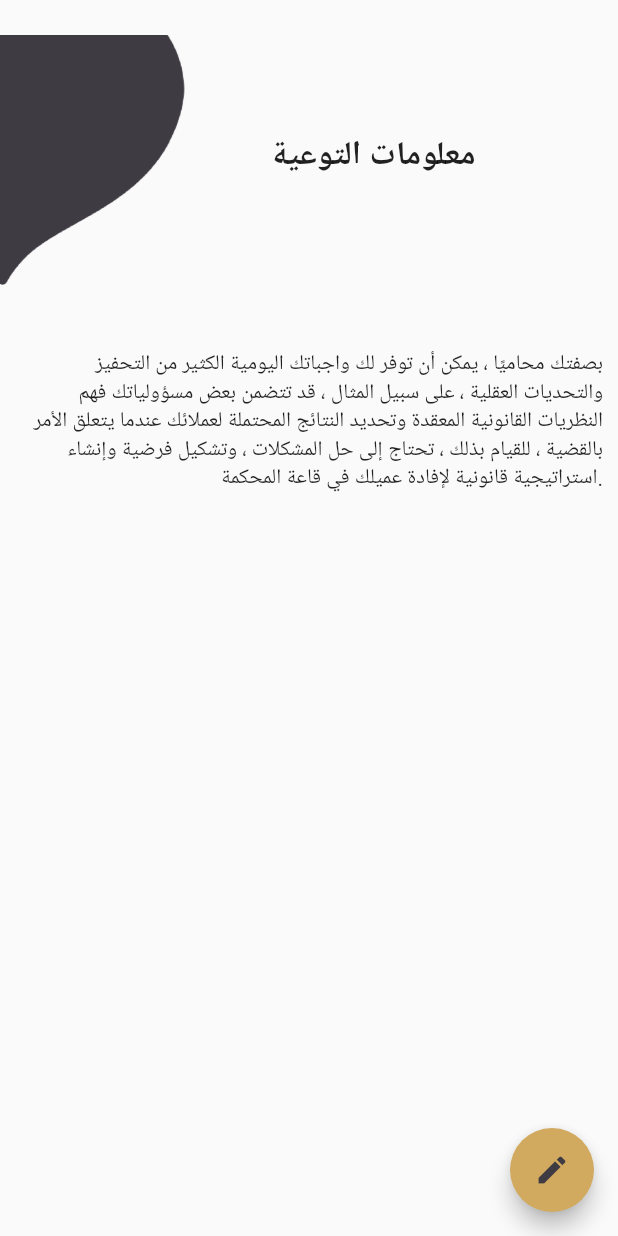
After one commit to EbrahimMShaaban/rights_project, a Flutter app: the AwarenessInfoScreen screen opened directly, after a tap on the "edit" icon, on a phone screen of 412 x 824 dp. The commit adds this screen. Run offline on Flutter 3.47's test engine with Material 2 defaults, Android fonts, the phone set to English and light mode, and no system bars.

Commit message:
اضافه معلومات التوعيه واداره الاماكن

```diff
--- /dev/null
+++ b/lib/admin_sceen/awareness_information.dart
@@ -0,0 +1,121 @@
+import 'package:flutter/material.dart';
+
+class AwarenessInfoScreen extends StatefulWidget {
+  const AwarenessInfoScreen({Key? key}) : super(key: key);
+
+  @override
+  State<AwarenessInfoScreen> createState() => _AwarenessInfoScreenState();
+}
+
+class _AwarenessInfoScreenState extends State<AwarenessInfoScreen> {
+  var formKey = GlobalKey<FormState>();
+  final TextEditingController infoEditControl = TextEditingController();
+  @override
+  Widget build(BuildContext context) {
+    return Scaffold(
+      floatingActionButton: buildFloatingActionButton(context),
+      body: Column(
+        children: [
+          const SizedBox(
+            height: 23,
+          ),
+          Row(
+            children: [
+              const Image(
+                image: AssetImage('images/curve.png'),
+                height: 180,
+              ),
+              Column(
+                children: const [
+                  Text(
+                    'معلومات التوعية',
+                    style: TextStyle(
+                      fontSize: 22,
+                      fontWeight: FontWeight.bold,
+                    ),
+                  ),
+                  Divider(
+                    height: 20,
+                    thickness: 1,
+                    endIndent: 2,
+                    color: Colors.deepOrange,
+                  ),
+                ],
+              ),
+            ],
+          ),
+          const SizedBox(
+            height: 20,
+          ),
+          const Padding(
+            padding: EdgeInsets.all(10.0),
+            child: Text(
+              'بصفتك محاميًا ، يمكن أن توفر لك واجباتك اليومية الكثير من التحفيز والتحديات العقلية ، على سبيل المثال ، قد تتضمن بعض مسؤولياتك فهم النظريات القانونية المعقدة وتحديد النتائج المحتملة لعملائك عندما يتعلق الأمر بالقضية ، للقيام بذلك ، تحتاج إلى حل المشكلات ، وتشكيل فرضية وإنشاء استراتيجية قانونية لإفادة عميلك في قاعة المحكمة.',
+              textAlign: TextAlign.end,
+            ),
+          ),
+        ],
+      ),
+    );
+  }
+
+  FloatingActionButton buildFloatingActionButton(BuildContext context) {
+    return FloatingActionButton(
+      onPressed: () {
+        showModalBottomSheet(
+          context: context,
+          builder: (BuildContext context) {
+            return Container(
+              height: 400,
+              child: Center(
+                child: Column(
+                  crossAxisAlignment: CrossAxisAlignment.center,
+                  children: <Widget>[
+                   const SizedBox(height: 5,),
+                    const Text('Enter Your Text here',style: TextStyle(
+                      fontWeight: FontWeight.bold
+                    ),),
+                   const SizedBox(height: 5,),
+                    TextFormField(
+                      controller:infoEditControl ,
+                      maxLines: 14,
+                      decoration:const  InputDecoration(
+                        border: OutlineInputBorder(),
+                      ),
+                    ),
+                    const SizedBox(height: 15,),
+                    Container(
+                      width: 70,
+                      height: 50.0,
+                      child: MaterialButton(
+                        onPressed: (){},
+                        child:const Text(
+                          'Save',
+                          style: TextStyle(
+                            color: Color(0xff3f3b43),
+                          ),
+                        ),
+                      ),
+                      decoration: BoxDecoration(
+                        borderRadius: BorderRadius.circular(
+                          5,
+                        ),
+                        color: const Color(0xffd1aa5f),
+                      ),
+                    ),
+
+                  ],
+                ),
+              ),
+            );
+          },
+        );
+      },
+      child: const Icon(
+        Icons.edit,
+        color: Color(0xff3f3b43),
+      ),
+      backgroundColor: const Color(0xffd1aa5f),
+    );
+  }
+}
--- /dev/null
+++ b/lib/admin_sceen/map.dart
@@ -0,0 +1,44 @@
+import 'package:flutter/material.dart';
+
+class MapScreen extends StatefulWidget {
+  const MapScreen({Key? key}) : super(key: key);
+
+  @override
+  State<MapScreen> createState() => _MapScreenState();
+}
+
+class _MapScreenState extends State<MapScreen> {
+  var formKey = GlobalKey<FormState>();
+  final TextEditingController searchControl = TextEditingController();
+  @override
+
+  Widget build(BuildContext context) {
+    return Scaffold(
+      body: Column(
+        crossAxisAlignment: CrossAxisAlignment.center,
+        mainAxisAlignment: MainAxisAlignment.start,
+        children: [
+         const SizedBox(height: 35,),
+          TextFormField(
+            controller: searchControl,
+            decoration:  InputDecoration(
+              labelText: "Search",
+              fillColor: Colors.white,
+              border:  OutlineInputBorder(
+                borderRadius:  BorderRadius.circular(25.0),
+                borderSide: const BorderSide(),
+              ),
+              //fillColor: Colors.green
+            ),
+          ),
+         const Image(image: AssetImage('images/so.jpg'),fit: BoxFit.cover,),
+        ],
+      ),
+      floatingActionButton: FloatingActionButton(
+        onPressed: (){},
+        child:const Icon(Icons.add,color: Color(0xff3f3b43),),
+        backgroundColor: const Color(0xffd1aa5f),
+      ),
+    );
+  }
+}
--- a/lib/screens/splashscreen.dart
+++ b/lib/screens/splashscreen.dart
@@ -1,8 +1,11 @@
 import 'dart:async';
 import 'package:flutter/material.dart';
-import 'package:rights_project/screens/registration/firstscreen.dart';
+import 'package:rights_project/admin_sceen/map.dart';
 
 import 'package:rights_project/style.dart';
+
+import '../admin_sceen/awareness_information.dart';
+
 
 class SplashScreen extends StatefulWidget {
   const SplashScreen({Key? key}) : super(key: key);
@@ -16,7 +19,7 @@ class _SplashScreenState extends State<SplashScreen> {
   void initState() {
     Timer(const Duration(seconds: 10), () {
       Navigator.of(context).pushReplacement(
-          MaterialPageRoute(builder: (context) =>  const Firstscreen()));
+          MaterialPageRoute(builder: (context) =>  const AwarenessInfoScreen()));
     });
 
 
--- a/pubspec.yaml
+++ b/pubspec.yaml
@@ -60,6 +60,7 @@ flutter:
   # To add assets to your application, add an assets section, like this:
   assets:
    - images/
+   - images/curve.png
   #   - images/a_dot_ham.jpeg
 
   # An image asset can refer to one or more resolution-specific "variants", see
```
Also changed, not shown: images/curve.png (added), images/so.jpg (added).
